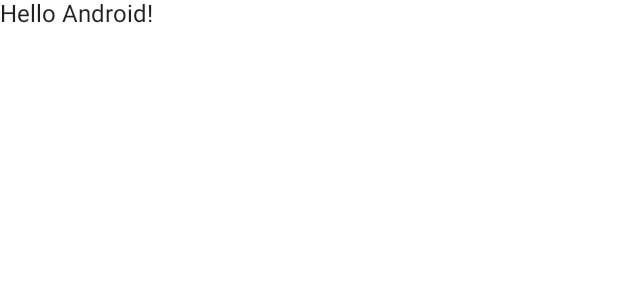
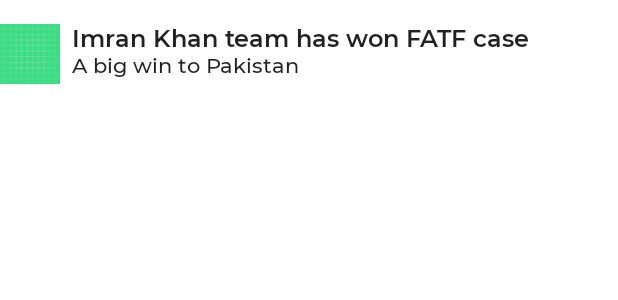
Before and after one commit to shahzadafridi/Posty, an Android app built with Jetpack Compose: the @Preview function DefaultPreview, on a phone screen of 412 x 824 dp. Shown: the top 300 px of the screen. Run offline under Robolectric (Android 15) with nearby library versions, the phone set to English and light mode, and no system bars.

Commit message:
fonts, shape and theme added and modified

```diff
--- a/app/src/main/java/com/realtime/realtimeblogs/MainActivity.kt
+++ b/app/src/main/java/com/realtime/realtimeblogs/MainActivity.kt
@@ -1,15 +1,29 @@
 package com.realtime.realtimeblogs
 
+import android.graphics.drawable.shapes.Shape
 import android.os.Bundle
 import androidx.activity.ComponentActivity
 import androidx.activity.compose.setContent
-import androidx.compose.foundation.layout.fillMaxSize
+import androidx.compose.foundation.BorderStroke
+import androidx.compose.foundation.Image
+import androidx.compose.foundation.background
+import androidx.compose.foundation.border
+import androidx.compose.foundation.layout.*
+import androidx.compose.foundation.shape.CircleShape
 import androidx.compose.material.MaterialTheme
 import androidx.compose.material.Surface
 import androidx.compose.material.Text
 import androidx.compose.runtime.Composable
 import androidx.compose.ui.Modifier
+import androidx.compose.ui.draw.clip
+import androidx.compose.ui.graphics.Color
+import androidx.compose.ui.graphics.RectangleShape
+import androidx.compose.ui.res.painterResource
 import androidx.compose.ui.tooling.preview.Preview
+import androidx.compose.ui.unit.ExperimentalUnitApi
+import androidx.compose.ui.unit.TextUnit
+import androidx.compose.ui.unit.TextUnitType
+import androidx.compose.ui.unit.dp
 import com.realtime.realtimeblogs.ui.theme.PostyTheme
 
 class MainActivity : ComponentActivity() {
@@ -22,7 +36,7 @@ class MainActivity : ComponentActivity() {
                     modifier = Modifier.fillMaxSize(),
                     color = MaterialTheme.colors.background
                 ) {
-                    Greeting("Android")
+                    Greeting("Android Studio")
                 }
             }
         }
@@ -34,10 +48,40 @@ fun Greeting(name: String) {
     Text(text = "Hello $name!")
 }
 
+@OptIn(ExperimentalUnitApi::class)
 @Preview(showBackground = true)
 @Composable
 fun DefaultPreview() {
     PostyTheme {
-        Greeting("Android")
+
+        Row(
+            modifier = Modifier
+                .fillMaxWidth()
+                .padding(vertical = 16.dp)
+
+        ) {
+            Image(
+                painter = painterResource(id = R.drawable.ic_launcher_background),
+                contentDescription = "Profile Image",
+                modifier = Modifier
+                    .size(40.dp,40.dp)
+
+            )
+
+            Column(
+                modifier = Modifier
+                    .padding(horizontal = 8.dp)
+            ) {
+                Text(
+                    text = "Imran Khan team has won FATF case ",
+                    style = MaterialTheme.typography.subtitle1
+                )
+                Text(
+                    text = "A big win to Pakistan",
+                    style = MaterialTheme.typography.subtitle2
+                )
+            }
+        }
+
     }
 }
--- a/app/src/main/java/com/realtime/realtimeblogs/ui/theme/Color.kt
+++ b/app/src/main/java/com/realtime/realtimeblogs/ui/theme/Color.kt
@@ -6,3 +6,9 @@ val Purple200 = Color(0xFFBB86FC)
 val Purple500 = Color(0xFF6200EE)
 val Purple700 = Color(0xFF3700B3)
 val Teal200 = Color(0xFF03DAC5)
+
+val Posty200 = Color(0xFF96A4FE)
+val Posty300 = Color(0xFF627FFF)
+val Posty700 = Color(0xFF002EE3)
+val Posty800 = Color(0xFF0021D9)
+val Posty900 = Color(0xFF0000C0)
--- a/app/src/main/java/com/realtime/realtimeblogs/ui/theme/Shape.kt
+++ b/app/src/main/java/com/realtime/realtimeblogs/ui/theme/Shape.kt
@@ -9,3 +9,9 @@ val Shapes = Shapes(
     medium = RoundedCornerShape(4.dp),
     large = RoundedCornerShape(0.dp)
 )
+
+val CardShapes = Shapes(
+    small = RoundedCornerShape(6.dp),
+    medium = RoundedCornerShape(12.dp),
+    large = RoundedCornerShape(16.dp)
+)
```
Also changed, not shown: app/src/main/java/com/realtime/realtimeblogs/ui/theme/Theme.kt (+16 -15 lines), app/src/main/java/com/realtime/realtimeblogs/ui/theme/Type.kt (+54 -7 lines), app/src/main/res/font/domine_bold.ttf (added), app/src/main/res/font/domine_regular.ttf (added), app/src/main/res/font/montserrat_medium.ttf (added), app/src/main/res/font/montserrat_regular.ttf (added), app/src/main/res/font/montserrat_semibold.ttf (added).
